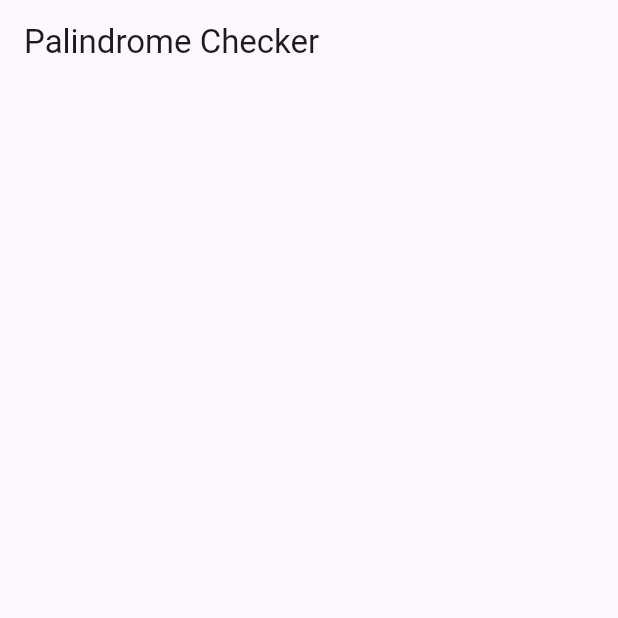
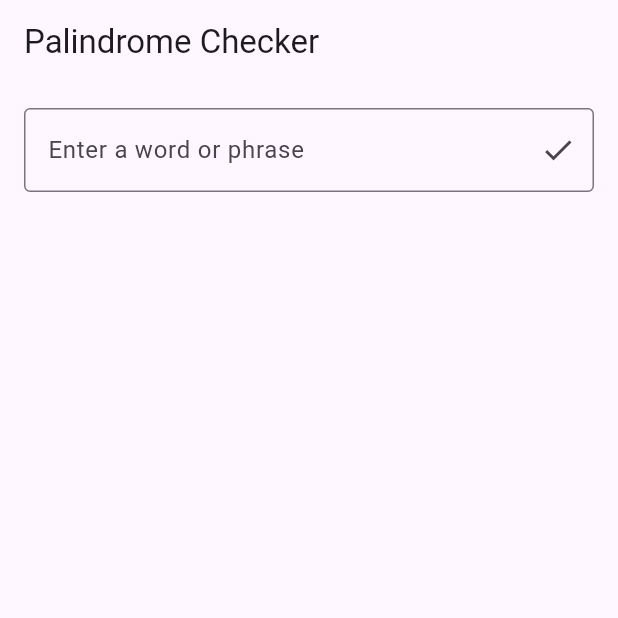
Before and after one commit to OlgaSHp/palindrome_checker_app, a Flutter app: the screen it shows after launch, on a phone screen of 412 x 824 dp, the top half of it. Run offline on Flutter 3.47's test engine with Material 3 defaults, Android fonts, the phone set to English and light mode, and no system bars.

Commit message:
Update palindrome_screen.dart: Add TextField for input and submission

```diff
--- a/lib/palindrome_screen.dart
+++ b/lib/palindrome_screen.dart
@@ -1,5 +1,7 @@
 // Main UI widget for the palindrome checker
 import 'package:flutter/material.dart';
+import 'package:palindrome_checker_app/palindrome_controller.dart';
+import 'package:provider/provider.dart';
 
 // Main UI widget for the palindrome checker
 class PalindromeChecker extends StatefulWidget {
@@ -11,13 +13,59 @@ class PalindromeChecker extends StatefulWidget {
 
 // State class for managing the UI
 class _PalindromeCheckerState extends State<PalindromeChecker> {
+  // Controller for the input field
+  final _textController = TextEditingController();
+
+  // Clean up resources when widget is removed
+  @override
+  void dispose() {
+    _textController.dispose(); // Dispose of the text controller
+    super.dispose();
+  }
+
   @override
   Widget build(BuildContext context) {
     return Scaffold(
       appBar: AppBar(
         title: const Text('Palindrome Checker'), // App title
       ),
-      body: Container(), // Empty body for now
+      body: Padding(
+        padding: const EdgeInsets.all(16.0), // Add padding to content
+        child: Column(
+          children: [
+            // Input field for entering words or phrases
+            TextField(
+              controller: _textController, // Bind text controller
+              decoration: InputDecoration(
+                labelText: 'Enter a word or phrase', // Placeholder text
+                border: const OutlineInputBorder(), // Border style
+                suffixIcon: IconButton(
+                  icon: const Icon(Icons.check), // Check button
+                  onPressed: () {
+                    if (_textController.text.trim().isNotEmpty) {
+                      Provider.of<PalindromeController>(
+                        context,
+                        listen: false,
+                      ).checkPalindrome(_textController.text);
+                      _textController.clear(); // Clear input after submission
+                    }
+                  },
+                ),
+              ),
+              // Handle enter key submission
+              onSubmitted: (value) {
+                if (value.trim().isNotEmpty) {
+                  Provider.of<PalindromeController>(
+                    context,
+                    listen: false,
+                  ).checkPalindrome(value);
+                  _textController.clear(); // Clear input after submission
+                }
+              },
+            ),
+          ],
+        ),
+      ),
     );
   }
 }
```
